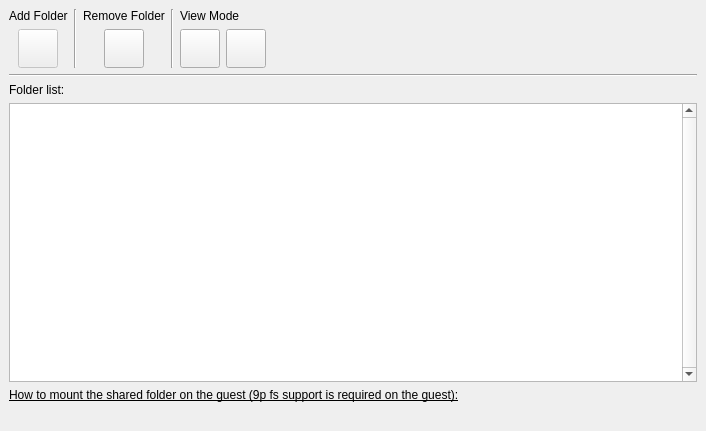
Before: the Qt Designer form src/Folder_Sharing_Widget.ui in tobimensch/aqemu, drawn with Qt 5.
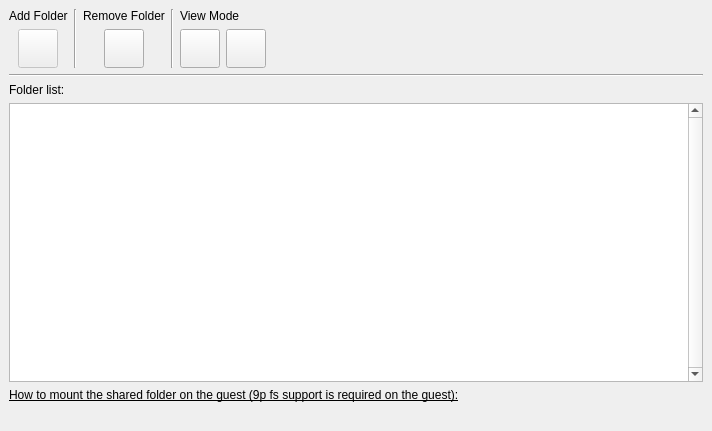
After: the same form once the commit is applied. Icons and pictures are not drawn.

```diff
--- a/src/Folder_Sharing_Widget.ui
+++ b/src/Folder_Sharing_Widget.ui
@@ -7,7 +7,7 @@
    <rect>
     <x>0</x>
     <y>0</y>
-    <width>706</width>
+    <width>712</width>
     <height>431</height>
    </rect>
   </property>
```
Left out of the diff: 98 changed lines with no effect on the pictures.
